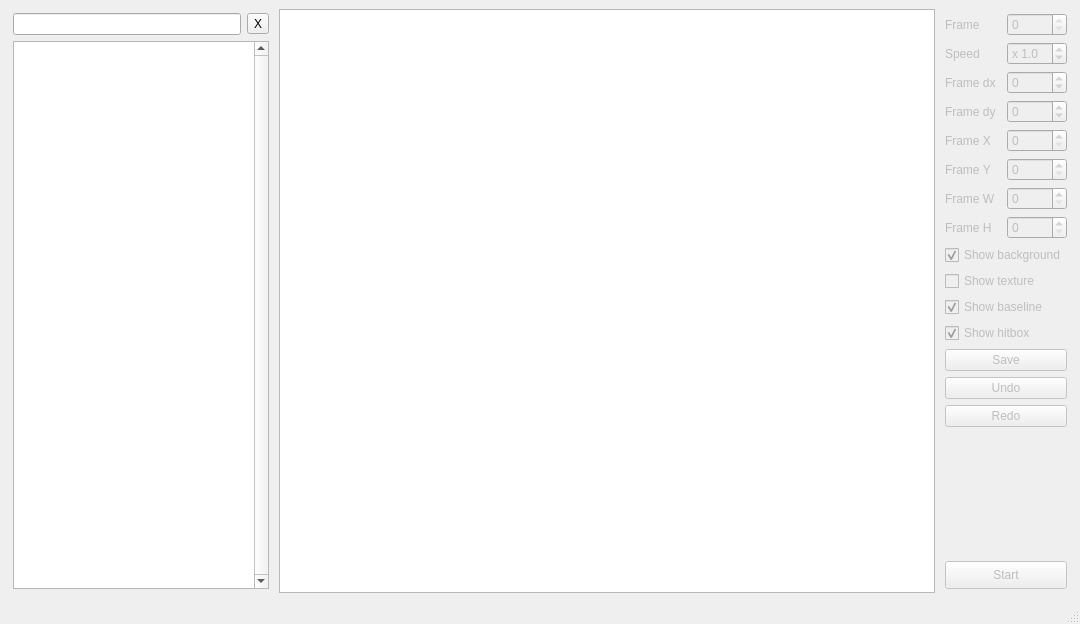
First picture: the form in src/ngnl.ui, repository Kracav4ik/NGNL, before the edit.
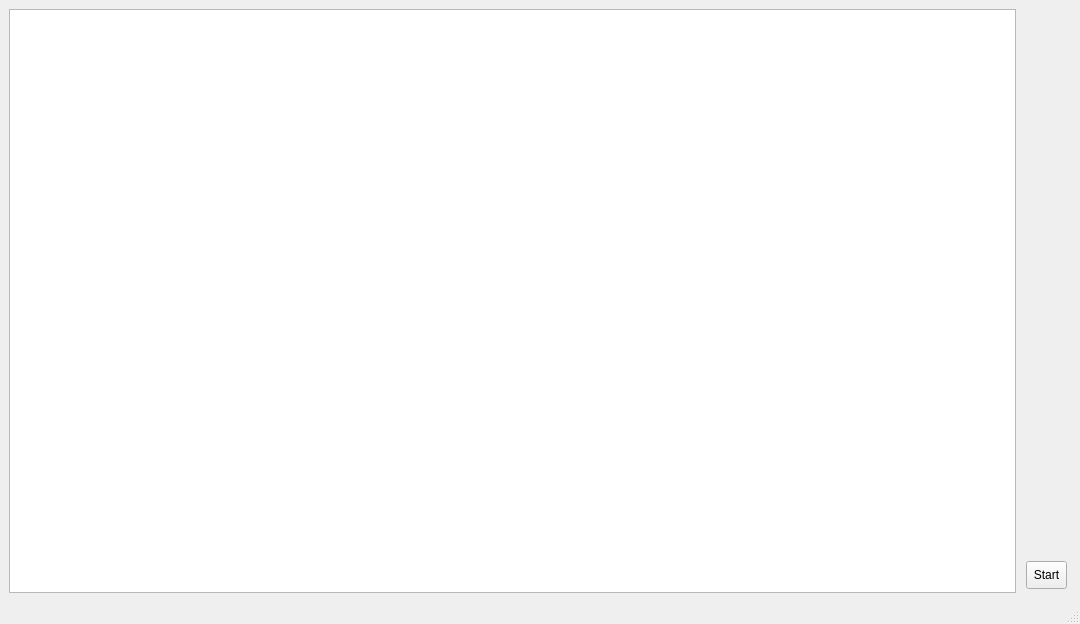
Second picture: the form after the edit.

Diff of the .ui file:
```diff
--- a/src/ngnl.ui
+++ b/src/ngnl.ui
@@ -15,65 +15,13 @@
   </property>
   <widget class="QWidget" name="centralwidget">
    <layout class="QHBoxLayout" name="horizontalLayout_2">
-    <item>
-     <widget class="QWidget" name="widget_2" native="true">
-      <layout class="QVBoxLayout" name="verticalLayout_2">
-       <property name="leftMargin">
-        <number>4</number>
-       </property>
-       <property name="topMargin">
-        <number>4</number>
-       </property>
-       <property name="rightMargin">
-        <number>4</number>
-       </property>
-       <property name="bottomMargin">
-        <number>4</number>
-       </property>
-       <item>
-        <layout class="QHBoxLayout" name="horizontalLayout">
-         <item>
-          <widget class="QLineEdit" name="filterAnim">
-           <property name="sizePolicy">
-            <sizepolicy hsizetype="Minimum" vsizetype="Fixed">
-             <horstretch>0</horstretch>
-             <verstretch>0</verstretch>
-            </sizepolicy>
-           </property>
-          </widget>
-         </item>
-         <item>
-          <widget class="QToolButton" name="clearFilter">
-           <property name="text">
-            <string>X</string>
-           </property>
-          </widget>
-         </item>
-        </layout>
-       </item>
-       <item>
-        <widget class="QListWidget" name="animationList">
-         <property name="sizePolicy">
-          <sizepolicy hsizetype="Fixed" vsizetype="Expanding">
-           <horstretch>0</horstretch>
-           <verstretch>0</verstretch>
-          </sizepolicy>
-         </property>
-         <property name="verticalScrollBarPolicy">
-          <enum>Qt::ScrollBarAlwaysOn</enum>
-         </property>
-        </widget>
-       </item>
-      </layout>
-     </widget>
-    </item>
     <item>
      <widget class="QGraphicsView" name="graphicsView"/>
     </item>
     <item>
      <widget class="QWidget" name="frameNGNLs" native="true">
       <property name="enabled">
-       <bool>false</bool>
+       <bool>true</bool>
       </property>
       <layout class="QGridLayout" name="gridLayout">
        <property name="leftMargin">
@@ -88,224 +36,11 @@
        <property name="bottomMargin">
         <number>4</number>
        </property>
-       <item row="15" column="0" colspan="2">
-        <widget class="QCheckBox" name="showBaseline">
-         <property name="text">
-          <string>Show baseline</string>
-         </property>
-         <property name="checked">
-          <bool>true</bool>
-         </property>
-        </widget>
-       </item>
-       <item row="18" column="0" colspan="2">
-        <widget class="QPushButton" name="unDo">
-         <property name="text">
-          <string>Undo</string>
-         </property>
-        </widget>
-       </item>
-       <item row="3" column="0">
-        <widget class="QLabel" name="label_4">
-         <property name="text">
-          <string>Frame dy</string>
-         </property>
-         <property name="textFormat">
-          <enum>Qt::AutoText</enum>
-         </property>
-        </widget>
-       </item>
-       <item row="1" column="0">
-        <widget class="QLabel" name="label_2">
-         <property name="text">
-          <string>Speed</string>
-         </property>
-        </widget>
-       </item>
-       <item row="13" column="0" colspan="2">
-        <widget class="QCheckBox" name="showBg">
-         <property name="text">
-          <string>Show background</string>
-         </property>
-         <property name="checked">
-          <bool>true</bool>
-         </property>
-        </widget>
-       </item>
-       <item row="1" column="1">
-        <widget class="QDoubleSpinBox" name="speed">
-         <property name="prefix">
-          <string>x </string>
-         </property>
-         <property name="decimals">
-          <number>1</number>
-         </property>
-         <property name="minimum">
-          <double>0.100000000000000</double>
-         </property>
-         <property name="maximum">
-          <double>10.000000000000000</double>
-         </property>
-         <property name="singleStep">
-          <double>0.100000000000000</double>
-         </property>
-         <property name="value">
-          <double>1.000000000000000</double>
-         </property>
-        </widget>
-       </item>
-       <item row="9" column="0">
-        <widget class="QLabel" name="label_8">
-         <property name="text">
-          <string>Frame W</string>
-         </property>
-         <property name="textFormat">
-          <enum>Qt::AutoText</enum>
-         </property>
-        </widget>
-       </item>
-       <item row="0" column="1">
-        <widget class="QSpinBox" name="frameNumber">
-         <property name="maximum">
-          <number>0</number>
-         </property>
-        </widget>
-       </item>
-       <item row="21" column="1">
-        <spacer name="verticalSpacer">
-         <property name="orientation">
-          <enum>Qt::Vertical</enum>
-         </property>
-         <property name="sizeHint" stdset="0">
-          <size>
-           <width>20</width>
-           <height>175</height>
-          </size>
-         </property>
-        </spacer>
-       </item>
-       <item row="20" column="0" colspan="2">
-        <widget class="QPushButton" name="reDo">
-         <property name="text">
-          <string>Redo</string>
-         </property>
-        </widget>
-       </item>
-       <item row="8" column="0">
-        <widget class="QLabel" name="label_5">
-         <property name="text">
-          <string>Frame Y</string>
-         </property>
-        </widget>
-       </item>
-       <item row="5" column="0">
-        <widget class="QLabel" name="label_6">
-         <property name="text">
-          <string>Frame X</string>
-         </property>
-         <property name="textFormat">
-          <enum>Qt::AutoText</enum>
-         </property>
-        </widget>
-       </item>
-       <item row="0" column="0">
-        <widget class="QLabel" name="label">
-         <property name="text">
-          <string>Frame</string>
-         </property>
-        </widget>
-       </item>
-       <item row="2" column="1">
-        <widget class="QSpinBox" name="frame_dx">
-         <property name="readOnly">
-          <bool>false</bool>
-         </property>
-         <property name="minimum">
-          <number>-99</number>
-         </property>
-         <property name="maximum">
-          <number>99</number>
-         </property>
-        </widget>
-       </item>
-       <item row="3" column="1">
-        <widget class="QSpinBox" name="frame_dy">
-         <property name="readOnly">
-          <bool>false</bool>
-         </property>
-         <property name="minimum">
-          <number>-99</number>
-         </property>
-         <property name="maximum">
-          <number>99</number>
-         </property>
-        </widget>
-       </item>
-       <item row="14" column="0" colspan="2">
-        <widget class="QCheckBox" name="showTex">
-         <property name="text">
-          <string>Show texture</string>
-         </property>
-         <property name="checked">
-          <bool>false</bool>
-         </property>
-        </widget>
-       </item>
-       <item row="9" column="1">
-        <widget class="QSpinBox" name="frame_w">
-         <property name="readOnly">
-          <bool>false</bool>
-         </property>
-         <property name="minimum">
-          <number>0</number>
-         </property>
-         <property name="maximum">
-          <number>9999</number>
-         </property>
-        </widget>
-       </item>
-       <item row="2" column="0">
-        <widget class="QLabel" name="label_3">
-         <property name="text">
-          <string>Frame dx</string>
-         </property>
-        </widget>
-       </item>
-       <item row="11" column="0">
-        <widget class="QLabel" name="label_7">
-         <property name="text">
-          <string>Frame H</string>
-         </property>
-        </widget>
-       </item>
-       <item row="11" column="1">
-        <widget class="QSpinBox" name="frame_h">
-         <property name="readOnly">
-          <bool>false</bool>
-         </property>
-         <property name="minimum">
-          <number>0</number>
-         </property>
-         <property name="maximum">
-          <number>9999</number>
-         </property>
-        </widget>
-       </item>
-       <item row="8" column="1">
-        <widget class="QSpinBox" name="frame_y">
-         <property name="readOnly">
-          <bool>false</bool>
-         </property>
-         <property name="minimum">
-          <number>0</number>
-         </property>
-         <property name="maximum">
-          <number>9999</number>
-         </property>
-        </widget>
-       </item>
-       <item row="23" column="0" colspan="2">
+       <item row="8" column="0" colspan="2">
         <widget class="QToolButton" name="startAnimation">
+         <property name="enabled">
+          <bool>true</bool>
+         </property>
          <property name="sizePolicy">
           <sizepolicy hsizetype="Minimum" vsizetype="Fixed">
            <horstretch>0</horstretch>
@@ -326,35 +61,18 @@
          </property>
         </widget>
        </item>
-       <item row="17" column="0" colspan="2">
-        <widget class="QPushButton" name="saveFrame">
-         <property name="text">
-          <string>Save</string>
+       <item row="6" column="1">
+        <spacer name="verticalSpacer">
+         <property name="orientation">
+          <enum>Qt::Vertical</enum>
          </property>
-        </widget>
-       </item>
-       <item row="5" column="1">
-        <widget class="QSpinBox" name="frame_x">
-         <property name="readOnly">
-          <bool>false</bool>
+         <property name="sizeHint" stdset="0">
+          <size>
+           <width>20</width>
+           <height>175</height>
+          </size>
          </property>
-         <property name="minimum">
-          <number>0</number>
-         </property>
-         <property name="maximum">
-          <number>9999</number>
-         </property>
-        </widget>
-       </item>
-       <item row="16" column="0" colspan="2">
-        <widget class="QCheckBox" name="showHitbox">
-         <property name="text">
-          <string>Show hitbox</string>
-         </property>
-         <property name="checked">
-          <bool>true</bool>
-         </property>
-        </widget>
+        </spacer>
        </item>
       </layout>
      </widget>
```
Left out of the diff: 19 changed lines with no effect on the pictures.
